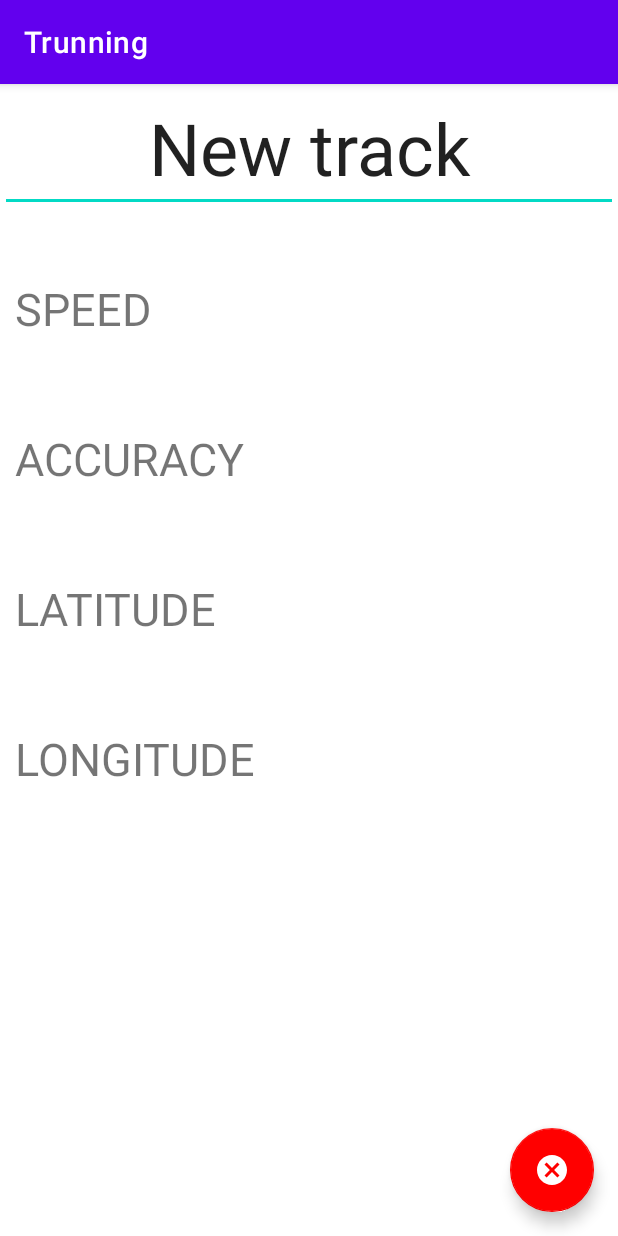
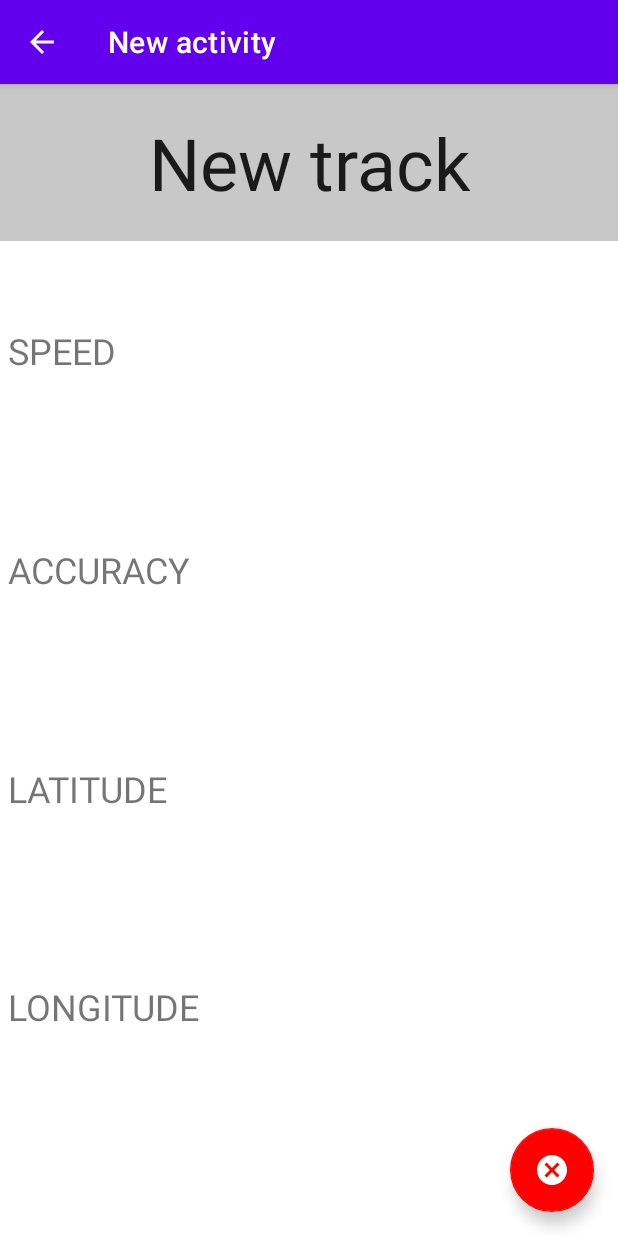
Before and after one commit to piotrjwegrzyn/Trunning, an Android app: the screen it shows after launch (ActivityActivity), after a tap on an icon or button, on a phone screen of 412 x 824 dp. Run offline under Robolectric (Android 15) with nearby library versions, the phone set to English and light mode, and no system bars.

Commit message:
Probably final version

```diff
--- a/app/src/main/java/wegrzyn/kwak/trunning/gui/CustomAdapter.kt
+++ b/app/src/main/java/wegrzyn/kwak/trunning/gui/CustomAdapter.kt
@@ -32,11 +32,6 @@ internal class CustomAdapter(private var itemsList: List<MainItem>) :
             val intent = Intent(v?.context, ReviewActivity::class.java)
             intent.putExtra("TRACK_ID", this.whichAmI)
             v?.context?.startActivity(intent)
-
-            //databaseHelper.readTrackFromDatabase(databaseHelper.getTrackNameFromId(whichAmI))
-            //v?.context?.startActivity(Intent(v.context, MapsActivity::class.java))
-
-            // stary main ->v?.context?.startActivity(Intent(v.context, MainActivity::class.java))
         }
     }
 
--- a/app/src/main/java/wegrzyn/kwak/trunning/gui/MainActivity.kt
+++ b/app/src/main/java/wegrzyn/kwak/trunning/gui/MainActivity.kt
@@ -1,7 +1,10 @@
 package wegrzyn.kwak.trunning.gui
 
 import android.Manifest
+import android.content.BroadcastReceiver
+import android.content.Context
 import android.content.Intent
+import android.content.IntentFilter
 import android.content.pm.PackageManager
 import android.database.Cursor
 import android.os.Build
@@ -10,6 +13,7 @@ import android.view.Menu
 import android.view.MenuItem
 import androidx.appcompat.app.AppCompatActivity
 import androidx.core.app.ActivityCompat
+import androidx.localbroadcastmanager.content.LocalBroadcastManager
 import androidx.recyclerview.widget.LinearLayoutManager
 import androidx.recyclerview.widget.RecyclerView
 import com.google.android.gms.location.*
@@ -26,8 +30,10 @@ class MainActivity : AppCompatActivity() {
     private lateinit var data : Data
     private lateinit var databaseHelper : DatabaseHelper
 
-    private val itemsList = ArrayList<MainItem>()
+    private var itemsList = ArrayList<MainItem>()
     private lateinit var customAdapter: CustomAdapter
+    private var addListener: BroadcastReceiver? = null
+
 
     override fun onCreate(savedInstanceState: Bundle?) {
         super.onCreate(savedInstanceState)
@@ -52,6 +58,9 @@ class MainActivity : AppCompatActivity() {
                 )
             }
         }
+
+        registerAddListener()
+
         data = Data.getInstance()
         databaseHelper = data.databaseHelper
         // -----------------------------------------------------------------------------------------------------------------------------------
@@ -71,7 +80,6 @@ class MainActivity : AppCompatActivity() {
     override fun onCreateOptionsMenu(menu: Menu?): Boolean {
 
         menu?: return false
-
         menu.add(R.string.button_activity_settings).also {
 
             it.setIcon(R.drawable.ic_baseline_settings_24)
@@ -81,15 +89,13 @@ class MainActivity : AppCompatActivity() {
                 startActivity(intent)
                 return@setOnMenuItemClickListener true
             }
-
         }
-
         return true
     }
 
     private fun prepareItems() {
         val cursor : Cursor = databaseHelper.cursorToTracksTable
-        if (cursor.count != 0){
+        if (cursor.count != 0) {
             while (cursor.moveToNext()) {
                 val temp = MainItem(
                     cursor.getInt(0),
@@ -117,4 +123,33 @@ class MainActivity : AppCompatActivity() {
             }
         }
     }
+    fun registerAddListener() {
+        if (addListener != null) {
+            return
+        }
+        addListener = object : BroadcastReceiver() {
+            override fun onReceive(context: Context, intent: Intent) {
+                if (intent.getBooleanExtra("change", false)) {
+                    itemsList = ArrayList()
+                    findViewById<RecyclerView>(R.id.recyclerView).adapter = CustomAdapter(itemsList)
+                    prepareItems()
+                    findViewById<RecyclerView>(R.id.recyclerView).invalidate()
+                }
+            }
+        }
+        LocalBroadcastManager.getInstance(this).registerReceiver(addListener as BroadcastReceiver, IntentFilter("change"))
+    }
+    private fun unregisterAddListener() {
+        if (addListener != null) {
+            LocalBroadcastManager.getInstance(this).unregisterReceiver(addListener!!)
+            addListener = null
+        }
+    }
+
+
+
+    override fun onDestroy() {
+        super.onDestroy()
+        unregisterAddListener()
+    }
 }
--- a/app/src/main/res/layout/activity_activity.xml
+++ b/app/src/main/res/layout/activity_activity.xml
@@ -4,9 +4,14 @@
     xmlns:tools="http://schemas.android.com/tools"
     android:layout_width="match_parent"
     android:layout_height="match_parent"
+    tools:context=".gui.ReviewActivity">
 
-    tools:context=".gui.ActivityActivity"
-    android:orientation="vertical">
+    <LinearLayout
+        android:layout_width="match_parent"
+        android:layout_height="match_parent"
+        android:orientation="vertical"
+        android:baselineAligned="false"
+        android:layout_marginBottom="80dp">
 
         <EditText
             android:id="@+id/et_trackName"
@@ -16,112 +21,126 @@
             android:inputType="textPersonName"
             android:text="@string/new_track"
             android:textAlignment="center"
-        android:textSize="48sp" />
+            android:paddingVertical="20dp"
+            android:textSize="48sp"
+            android:background="@color/cardview_shadow_start_color" />
 
         <LinearLayout
             android:layout_width="match_parent"
             android:layout_height="match_parent"
-
+            android:orientation="horizontal"
             android:baselineAligned="false"
-        android:orientation="horizontal"
-        android:paddingTop="100dp"
-        tools:layout_editor_absoluteX="0dp"
-        tools:layout_editor_absoluteY="0dp">
-
-        <LinearLayout
-            android:layout_width="match_parent"
-            android:layout_height="match_parent"
-            android:layout_weight="2"
-            android:orientation="vertical">
+            android:layout_weight="1">
 
             <TextView
                 android:layout_width="match_parent"
-                android:layout_height="100dp"
+                android:layout_height="match_parent"
+                android:text="@string/speed"
                 android:gravity="center"
-                android:paddingLeft="10dp"
-                android:text="@string/speed"
+                android:textAllCaps="true"
                 android:textAlignment="viewStart"
-                android:textAllCaps="true"
-                android:textSize="30sp" />
+                android:textSize="24sp"
+                android:paddingHorizontal="5dp"
+                android:layout_weight="2"/>
 
             <TextView
+                android:id="@+id/tv_Speed"
                 android:layout_width="match_parent"
-                android:layout_height="100dp"
+                android:layout_height="match_parent"
+                tools:text="5 m/s"
                 android:gravity="center"
-                android:paddingLeft="10dp"
-                android:text="@string/accuracy"
-                android:textAlignment="viewStart"
-                android:textAllCaps="true"
-                android:textSize="30sp" />
-
-            <TextView
-                android:layout_width="match_parent"
-                android:layout_height="100dp"
-                android:gravity="center"
-                android:paddingLeft="10dp"
-                android:text="@string/latitude"
-                android:textAlignment="viewStart"
-                android:textAllCaps="true"
-                android:textSize="30sp" />
-
-            <TextView
-                android:layout_width="match_parent"
-                android:layout_height="100dp"
-                android:gravity="center"
-                android:paddingLeft="10dp"
-                android:text="@string/longitude"
-                android:textAlignment="viewStart"
-                android:textAllCaps="true"
-                android:textSize="30sp" />
-
-
+                android:textSize="64sp"
+                android:textAlignment="center"
+                android:layout_weight="1" />
         </LinearLayout>
 
         <LinearLayout
             android:layout_width="match_parent"
             android:layout_height="match_parent"
-            android:layout_weight="2"
-            android:orientation="vertical">
+            android:orientation="horizontal"
+            android:baselineAligned="false"
+            android:layout_weight="1">
 
             <TextView
-                android:id="@+id/tv_Speed"
                 android:layout_width="match_parent"
-                android:layout_height="100dp"
+                android:layout_height="match_parent"
+                android:text="@string/accuracy"
                 android:gravity="center"
-                android:textAlignment="center"
-                android:textSize="64sp"
-                tools:text="Speed" />
-
+                android:textAllCaps="true"
+                android:textAlignment="viewStart"
+                android:textSize="24sp"
+                android:paddingHorizontal="5dp"
+                android:layout_weight="1"/>
 
             <TextView
                 android:id="@+id/tv_Accuracy"
                 android:layout_width="match_parent"
-                android:layout_height="100dp"
+                android:layout_height="match_parent"
+                tools:text="5.0"
                 android:gravity="center"
+                android:textSize="32sp"
                 android:textAlignment="center"
-                android:textSize="36sp"
-                tools:text="Accuracy" />
+                android:layout_weight="1" />
+        </LinearLayout>
+
+        <LinearLayout
+            android:layout_width="match_parent"
+            android:layout_height="match_parent"
+            android:orientation="horizontal"
+            android:baselineAligned="false"
+            android:layout_weight="1">
+
+            <TextView
+                android:layout_width="match_parent"
+                android:layout_height="match_parent"
+                android:text="@string/latitude"
+                android:gravity="center"
+                android:textAllCaps="true"
+                android:textAlignment="viewStart"
+                android:textSize="24sp"
+                android:paddingHorizontal="5dp"
+                android:layout_weight="1"/>
 
             <TextView
                 android:id="@+id/tv_Lat"
                 android:layout_width="match_parent"
-                android:layout_height="100dp"
+                android:layout_height="match_parent"
+                tools:text="-73.12"
                 android:gravity="center"
+                android:textSize="32sp"
                 android:textAlignment="center"
-                android:textSize="36sp"
-                tools:text="Latitude" />
+                android:layout_weight="1" />
+        </LinearLayout>
+
+        <LinearLayout
+            android:layout_width="match_parent"
+            android:layout_height="match_parent"
+            android:orientation="horizontal"
+            android:baselineAligned="false"
+            android:layout_weight="1">
+
+            <TextView
+                android:layout_width="match_parent"
+                android:layout_height="match_parent"
+                android:text="@string/longitude"
+                android:gravity="center"
+                android:textAllCaps="true"
+                android:textAlignment="viewStart"
+                android:textSize="24sp"
+                android:paddingHorizontal="5dp"
+                android:layout_weight="1"/>
 
             <TextView
                 android:id="@+id/tv_Long"
                 android:layout_width="match_parent"
-                android:layout_height="100dp"
+                android:layout_height="match_parent"
+                tools:text="37.12"
                 android:gravity="center"
+                android:textSize="32sp"
                 android:textAlignment="center"
-                android:textSize="36sp"
-                tools:text="Longitude" />
+                android:layout_weight="1" />
+        </LinearLayout>
 
-
-        </LinearLayout>
     </LinearLayout>
 
     <com.google.android.material.floatingactionbutton.FloatingActionButton
--- a/app/src/main/res/values/strings.xml
+++ b/app/src/main/res/values/strings.xml
@@ -46,5 +46,7 @@
     <string name="location">Location</string>
     <string name="time">Time</string>
     <string name="datee">Date</string>
+    <string name="title_review_activity">Review of track</string>
+    <string name="title_new_activity">New activity</string>
 
 </resources>
```
Also changed, not shown: app/src/main/AndroidManifest.xml (+5 -2 lines), app/src/main/java/wegrzyn/kwak/trunning/gui/ActivityActivity.kt (+55 -21 lines), app/src/main/java/wegrzyn/kwak/trunning/gui/ReviewActivity.kt (+27 -3 lines), app/src/main/res/layout/activity_review.xml (+84 -59 lines). Lines whose indentation alone changed are shown as unchanged.
